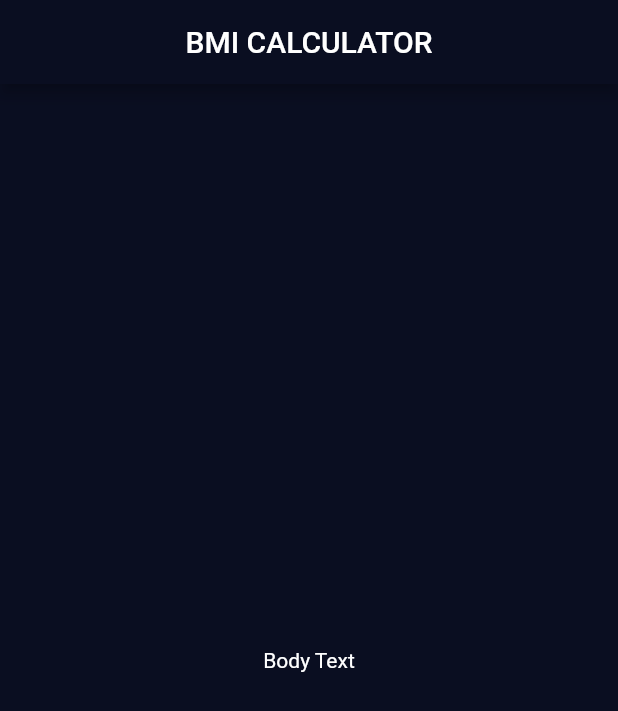
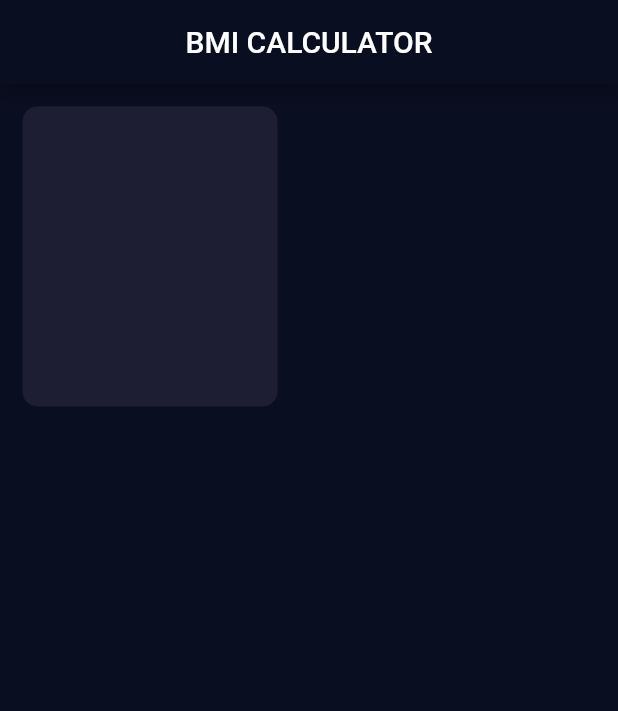
Before and after one commit to QwequSandies/bmi_calculator, a Flutter app: the screen it shows after launch, on a phone screen of 412 x 824 dp. Shown: the top 711 px of the screen. Run offline on Flutter 3.47's test engine with Material 2 defaults, Android fonts, the phone set to English and light mode, and no system bars.

Commit message:
Update input.dart

```diff
--- a/lib/input.dart
+++ b/lib/input.dart
@@ -9,13 +9,18 @@ class _InputPageState extends State<InputPage> {
   @override
   Widget build(BuildContext context) {
     return Scaffold(
-      appBar: AppBar(
-        title: Text('BMI CALCULATOR'),
-        centerTitle: true,
-      ),
-      body: Center(
-        child: Text('Body Text'),
-      ),
-    );
+        appBar: AppBar(
+          title: Text('BMI CALCULATOR'),
+          centerTitle: true,
+        ),
+        body: Container(
+          margin: EdgeInsets.all(15),
+          decoration: BoxDecoration(
+            color: Color(0xFF1D1E33),
+            borderRadius: BorderRadius.circular(10),
+          ),
+          height: 200,
+          width: 170,
+        ));
   }
 }
```
